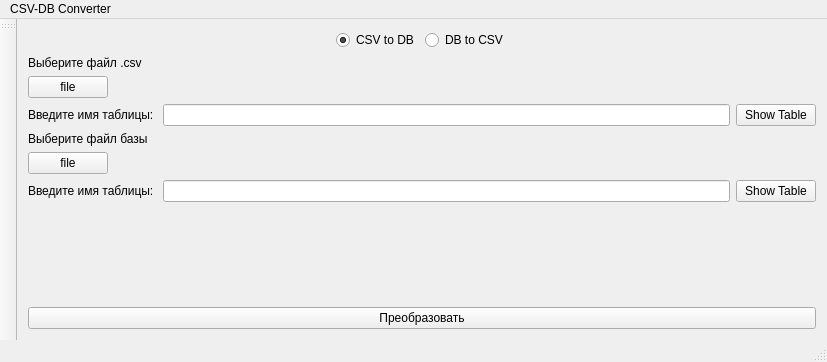
Above: mainwindow.ui from evrrn/DbCsvConverter before the change. Below: the same form after it.
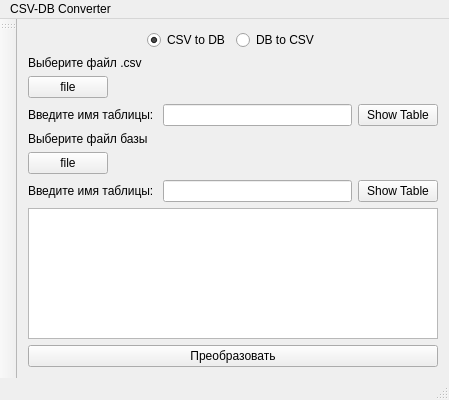
That is the form after the change.

Commit message: 1. add connects for setters, transform button, dbtocsv transform 2. clear old code, comments, improve style 3. add tableView

What changed in the file:
```diff
--- a/mainwindow.ui
+++ b/mainwindow.ui
@@ -6,8 +6,8 @@
    <rect>
     <x>0</x>
     <y>0</y>
-    <width>827</width>
-    <height>362</height>
+    <width>449</width>
+    <height>400</height>
    </rect>
   </property>
   <property name="windowTitle">
@@ -211,6 +211,9 @@
         </property>
        </spacer>
       </item>
+      <item>
+       <widget class="QTableView" name="tableView"/>
+      </item>
       <item>
        <widget class="QPushButton" name="transform_button">
         <property name="enabled">
@@ -230,7 +233,7 @@
     <rect>
      <x>0</x>
      <y>0</y>
-     <width>827</width>
+     <width>449</width>
      <height>25</height>
     </rect>
    </property>
```
Left out of the diff: 4 changed lines with no effect on the pictures. The commit also changes 2 other files.
